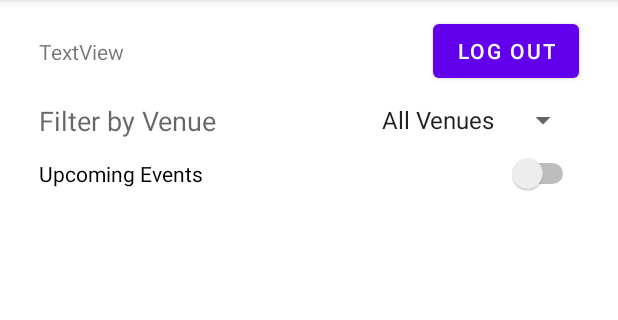
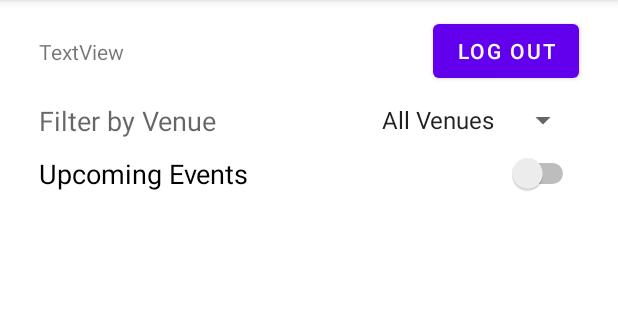
Before and after one commit to BVChamarthi/CSCB07s22-final-project, an Android app: the AdminHomeActivity screen opened directly, with no data from a screen before it, on a phone screen of 412 x 824 dp, the part 84-404 px from its top. Run offline under Robolectric (Android 15) with nearby library versions, the phone set to English and light mode, and no system bars; our stand-ins replace Firebase (no records; nobody signed in at launch, a user with empty details on screens opened directly); 1 statement that could not run was skipped.

Commit message:
small change

```diff
--- a/app/src/main/res/layout/activity_admin_home.xml
+++ b/app/src/main/res/layout/activity_admin_home.xml
@@ -69,6 +69,7 @@
             android:layout_height="wrap_content"
             android:layout_marginTop="10dp"
             android:text="Upcoming Events"
+            android:textAppearance="@style/TextAppearance.AppCompat.Medium"
             app:layout_constraintEnd_toEndOf="parent"
             app:layout_constraintStart_toStartOf="parent"
             app:layout_constraintTop_toBottomOf="@+id/spinner2" />
```
